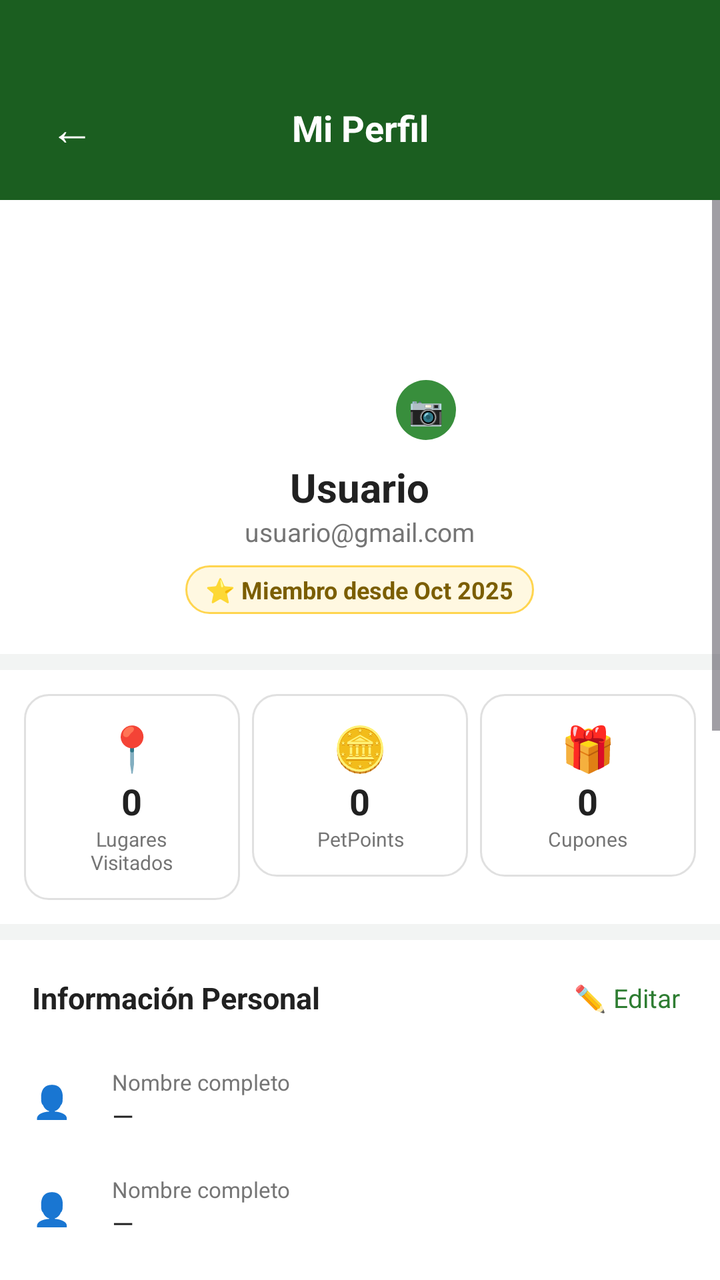
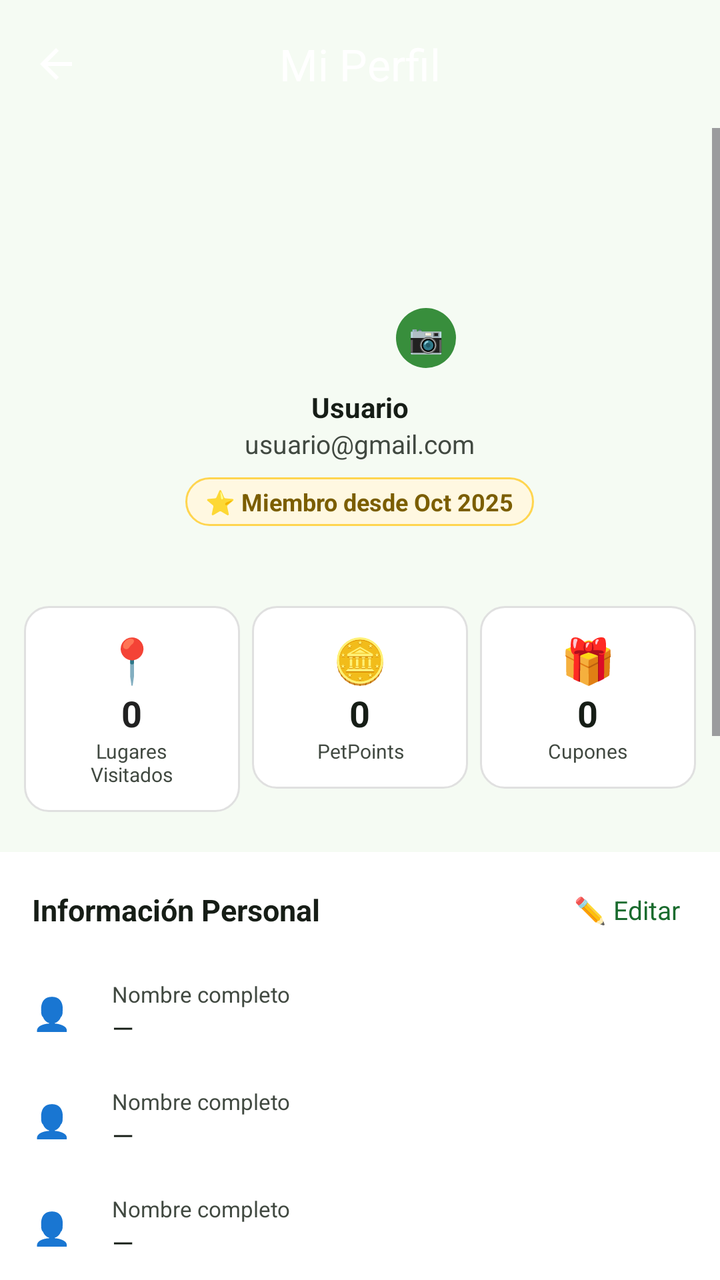

Two renders of the same Android screen: before a commit and after it. Below are the layout's source before the change and the commit's diff.
<!-- AndroidManifest.xml: application theme Theme.Guander -->
<!-- res/layout/activity_profile.xml -->
﻿<?xml version="1.0" encoding="utf-8"?>
<LinearLayout xmlns:android="http://schemas.android.com/apk/res/android"
    xmlns:app="http://schemas.android.com/apk/res-auto"
    android:layout_width="match_parent"
    android:layout_height="match_parent"
    android:orientation="vertical"
    android:background="@color/background_light">

    
    <LinearLayout
        android:layout_width="match_parent"
        android:layout_height="wrap_content"
        android:background="@color/green_header"
        android:orientation="horizontal"
        android:paddingStart="16dp"
        android:paddingEnd="16dp"
        android:paddingTop="44dp"
        android:paddingBottom="16dp"
        android:gravity="center_vertical">

        <TextView
            android:id="@+id/btn_back"
            android:layout_width="40dp"
            android:layout_height="40dp"
            android:gravity="center"
            android:text="←"
            android:textColor="@color/white"
            android:textSize="22sp"
            android:background="?attr/selectableItemBackgroundBorderless" />

        <TextView
            android:layout_width="0dp"
            android:layout_height="wrap_content"
            android:layout_weight="1"
            android:gravity="center"
            android:text="Mi Perfil"
            android:textColor="@color/white"
            android:textSize="18sp"
            android:textStyle="bold"
            android:layout_marginEnd="40dp" />
    </LinearLayout>

    
    <ScrollView
        android:layout_width="match_parent"
        android:layout_height="match_parent">

        <LinearLayout
            android:layout_width="match_parent"
            android:layout_height="wrap_content"
            android:orientation="vertical"
            android:paddingBottom="24dp">

            
            <LinearLayout
                android:layout_width="match_parent"
                android:layout_height="wrap_content"
                android:background="@color/white"
                android:orientation="vertical"
                android:gravity="center"
                android:paddingTop="24dp"
                android:paddingBottom="20dp">

                
                <FrameLayout
                    android:layout_width="96dp"
                    android:layout_height="96dp">

                    <com.google.android.material.imageview.ShapeableImageView
                        android:id="@+id/iv_avatar"
                        android:layout_width="96dp"
                        android:layout_height="96dp"
                        android:scaleType="centerCrop"
                        android:src="@mipmap/ic_launcher"
                        app:shapeAppearanceOverlay="@style/CircleImageStyle" />

                    <TextView
                        android:id="@+id/btn_change_photo"
                        android:layout_width="30dp"
                        android:layout_height="30dp"
                        android:layout_gravity="bottom|end"
                        android:background="@drawable/shape_camera_badge"
                        android:gravity="center"
                        android:text="📷"
                        android:textSize="14sp" />
                </FrameLayout>

                <ProgressBar
                    android:id="@+id/pb_photo_upload"
                    android:layout_width="24dp"
                    android:layout_height="24dp"
                    android:layout_marginTop="4dp"
                    android:visibility="gone" />

                <TextView
                    android:id="@+id/tv_profile_name"
                    android:layout_width="wrap_content"
                    android:layout_height="wrap_content"
                    android:layout_marginTop="10dp"
                    android:text="Usuario"
                    android:textColor="#212121"
                    android:textSize="20sp"
                    android:textStyle="bold" />

                <TextView
                    android:id="@+id/tv_profile_email"
                    android:layout_width="wrap_content"
                    android:layout_height="wrap_content"
                    android:text="usuario@gmail.com"
                    android:textColor="@color/text_secondary"
                    android:textSize="13sp" />

                <LinearLayout
                    android:layout_width="wrap_content"
                    android:layout_height="wrap_content"
                    android:layout_marginTop="8dp"
                    android:background="@drawable/shape_member_badge"
                    android:orientation="horizontal"
                    android:paddingStart="10dp"
                    android:paddingEnd="10dp"
                    android:paddingTop="4dp"
                    android:paddingBottom="4dp"
                    android:gravity="center_vertical">

                    <TextView
                        android:layout_width="wrap_content"
                        android:layout_height="wrap_content"
                        android:text="⭐ "
                        android:textSize="12sp" />

                    <TextView
                        android:id="@+id/tv_member_since"
                        android:layout_width="wrap_content"
                        android:layout_height="wrap_content"
                        android:text="Miembro desde Oct 2025"
                        android:textColor="#7B5E00"
                        android:textSize="12sp"
                        android:textStyle="bold" />
                </LinearLayout>
            </LinearLayout>

            
            <LinearLayout
                android:layout_width="match_parent"
                android:layout_height="wrap_content"
                android:orientation="horizontal"
                android:padding="12dp"
                android:background="@color/white"
                android:layout_marginTop="8dp">

                <LinearLayout
                    android:layout_width="0dp"
                    android:layout_height="wrap_content"
                    android:layout_weight="1"
                    android:orientation="vertical"
                    android:gravity="center"
                    android:background="@drawable/shape_card_outline"
                    android:padding="12dp"
                    android:layout_marginEnd="6dp">
                    <TextView
                        android:layout_width="wrap_content"
                        android:layout_height="wrap_content"
                        android:text="📍"
                        android:textSize="22sp" />
                    <TextView
                        android:id="@+id/tv_places"
                        android:layout_width="wrap_content"
                        android:layout_height="wrap_content"
                        android:text="0"
                        android:textColor="#212121"
                        android:textSize="18sp"
                        android:textStyle="bold" />
                    <TextView
                        android:layout_width="wrap_content"
                        android:layout_height="wrap_content"
                        android:text="Lugares\nVisitados"
                        android:textSize="10sp"
                        android:textColor="@color/text_secondary"
                        android:gravity="center"
                        android:textAlignment="center" />
                </LinearLayout>

                <LinearLayout
                    android:layout_width="0dp"
                    android:layout_height="wrap_content"
                    android:layout_weight="1"
                    android:orientation="vertical"
                    android:gravity="center"
                    android:background="@drawable/shape_card_outline"
                    android:padding="12dp"
                    android:layout_marginEnd="6dp">
                    <TextView
                        android:layout_width="wrap_content"
                        android:layout_height="wrap_content"
                        android:text="🪙"
                        android:textSize="22sp" />
                    <TextView
                        android:id="@+id/tv_stat_points"
                        android:layout_width="wrap_content"
                        android:layout_height="wrap_content"
                        android:text="0"
                        android:textColor="#212121"
                        android:textSize="18sp"
                        android:textStyle="bold" />
                    <TextView
                        android:layout_width="wrap_content"
                        android:layout_height="wrap_content"
                        android:text="PetPoints"
                        android:textSize="10sp"
                        android:textColor="@color/text_secondary"
                        android:gravity="center" />
                </LinearLayout>

                <LinearLayout
                    android:layout_width="0dp"
                    android:layout_height="wrap_content"
                    android:layout_weight="1"
                    android:orientation="vertical"
                    android:gravity="center"
                    android:background="@drawable/shape_card_outline"
                    android:padding="12dp">
                    <TextView
                        android:layout_width="wrap_content"
                        android:layout_height="wrap_content"
                        android:text="🎁"
                        android:textSize="22sp" />
                    <TextView
                        android:id="@+id/tv_coupons"
                        android:layout_width="wrap_content"
                        android:layout_height="wrap_content"
                        android:text="0"
                        android:textColor="#212121"
                        android:textSize="18sp"
                        android:textStyle="bold" />
                    <TextView
                        android:layout_width="wrap_content"
                        android:layout_height="wrap_content"
                        android:text="Cupones"
                        android:textSize="10sp"
                        android:textColor="@color/text_secondary"
                        android:gravity="center" />
                </LinearLayout>
            </LinearLayout>

            
            <LinearLayout
                android:layout_width="match_parent"
                android:layout_height="wrap_content"
                android:orientation="vertical"
                android:background="@color/white"
                android:layout_marginTop="8dp"
                android:paddingStart="16dp"
                android:paddingEnd="16dp"
                android:paddingTop="16dp"
                android:paddingBottom="8dp">

                <LinearLayout
                    android:layout_width="match_parent"
                    android:layout_height="wrap_content"
                    android:orientation="horizontal"
                    android:gravity="center_vertical"
                    android:layout_marginBottom="12dp">
                    <TextView
                        android:layout_width="0dp"
                        android:layout_height="wrap_content"
                        android:layout_weight="1"
                        android:text="Información Personal"
                        android:textSize="15sp"
                        android:textStyle="bold"
                        android:textColor="#212121" />
                    <TextView
                        android:id="@+id/btn_edit"
                        android:layout_width="wrap_content"
                        android:layout_height="wrap_content"
                        android:text="✏️ Editar"
                        android:textSize="13sp"
                        android:textColor="@color/green_primary"
                        android:background="?attr/selectableItemBackgroundBorderless"
                        android:padding="4dp" />
                </LinearLayout>

                <include layout="@layout/item_info_row" android:id="@+id/row_name" />
                <include layout="@layout/item_info_row" android:id="@+id/row_email" />
                <include layout="@layout/item_info_row" android:id="@+id/row_tel" />
                <include layout="@layout/item_info_row" android:id="@+id/row_address" />
            </LinearLayout>

            
            <LinearLayout
                android:layout_width="match_parent"
                android:layout_height="wrap_content"
                android:orientation="vertical"
                android:background="@color/white"
                android:layout_marginTop="8dp"
                android:paddingStart="16dp"
                android:paddingEnd="16dp"
                android:paddingTop="16dp"
                android:paddingBottom="8dp">

                <TextView
                    android:layout_width="wrap_content"
                    android:layout_height="wrap_content"
                    android:text="Configuracion"
                    android:textSize="15sp"
                    android:textStyle="bold"
                    android:textColor="#212121"
                    android:layout_marginBottom="8dp" />

                <LinearLayout android:id="@+id/item_notifications" android:layout_width="match_parent" android:layout_height="48dp" android:orientation="horizontal" android:gravity="center_vertical" android:background="?attr/selectableItemBackground">
                    <TextView android:layout_width="30dp" android:layout_height="wrap_content" android:text="🔔" android:textSize="18sp" />
                    <TextView android:layout_width="0dp" android:layout_height="wrap_content" android:layout_weight="1" android:text="Notificaciones" android:textSize="14sp" android:textColor="#212121" android:layout_marginStart="8dp" />
                    <TextView android:layout_width="wrap_content" android:layout_height="wrap_content" android:text="›" android:textSize="20sp" android:textColor="@color/text_secondary" />
                </LinearLayout>

                <LinearLayout android:id="@+id/item_privacy" android:layout_width="match_parent" android:layout_height="48dp" android:orientation="horizontal" android:gravity="center_vertical" android:background="?attr/selectableItemBackground">
                    <TextView android:layout_width="30dp" android:layout_height="wrap_content" android:text="🔒" android:textSize="18sp" />
                    <TextView android:layout_width="0dp" android:layout_height="wrap_content" android:layout_weight="1" android:text="Privacidad y seguridad" android:textSize="14sp" android:textColor="#212121" android:layout_marginStart="8dp" />
                    <TextView android:layout_width="wrap_content" android:layout_height="wrap_content" android:text="›" android:textSize="20sp" android:textColor="@color/text_secondary" />
                </LinearLayout>


            </LinearLayout>

            
            <LinearLayout
                android:layout_width="match_parent"
                android:layout_height="wrap_content"
                android:orientation="vertical"
                android:background="@color/white"
                android:layout_marginTop="8dp"
                android:paddingStart="16dp"
                android:paddingEnd="16dp"
                android:paddingTop="16dp"
                android:paddingBottom="8dp">

                <TextView
                    android:layout_width="wrap_content"
                    android:layout_height="wrap_content"
                    android:text="Soporte"
                    android:textSize="15sp"
                    android:textStyle="bold"
                    android:textColor="#212121"
                    android:layout_marginBottom="8dp" />

                <LinearLayout android:id="@+id/item_help" android:layout_width="match_parent" android:layout_height="48dp" android:orientation="horizontal" android:gravity="center_vertical" android:background="?attr/selectableItemBackground">
                    <TextView android:layout_width="30dp" android:layout_height="wrap_content" android:text="❓" android:textSize="18sp" />
                    <TextView android:layout_width="0dp" android:layout_height="wrap_content" android:layout_weight="1" android:text="Centro de ayuda" android:textSize="14sp" android:textColor="#212121" android:layout_marginStart="8dp" />
                    <TextView android:layout_width="wrap_content" android:layout_height="wrap_content" android:text="›" android:textSize="20sp" android:textColor="@color/text_secondary" />
                </LinearLayout>

                <LinearLayout android:id="@+id/item_terms" android:layout_width="match_parent" android:layout_height="48dp" android:orientation="horizontal" android:gravity="center_vertical" android:background="?attr/selectableItemBackground">
                    <TextView android:layout_width="30dp" android:layout_height="wrap_content" android:text="📄" android:textSize="18sp" />
                    <TextView android:layout_width="0dp" android:layout_height="wrap_content" android:layout_weight="1" android:text="Terminos y condiciones" android:textSize="14sp" android:textColor="#212121" android:layout_marginStart="8dp" />
                    <TextView android:layout_width="wrap_content" android:layout_height="wrap_content" android:text="›" android:textSize="20sp" android:textColor="@color/text_secondary" />
                </LinearLayout>

                <LinearLayout android:id="@+id/item_policy" android:layout_width="match_parent" android:layout_height="48dp" android:orientation="horizontal" android:gravity="center_vertical" android:background="?attr/selectableItemBackground">
                    <TextView android:layout_width="30dp" android:layout_height="wrap_content" android:text="🛡️" android:textSize="18sp" />
                    <TextView android:layout_width="0dp" android:layout_height="wrap_content" android:layout_weight="1" android:text="Politicas de privacidad" android:textSize="14sp" android:textColor="#212121" android:layout_marginStart="8dp" />
                    <TextView android:layout_width="wrap_content" android:layout_height="wrap_content" android:text="›" android:textSize="20sp" android:textColor="@color/text_secondary" />
                </LinearLayout>
            </LinearLayout>

            
            <LinearLayout
                android:id="@+id/btn_logout"
                android:layout_width="match_parent"
                android:layout_height="52dp"
                android:layout_marginStart="16dp"
                android:layout_marginEnd="16dp"
                android:layout_marginTop="16dp"
                android:background="@drawable/shape_logout_btn"
                android:gravity="center"
                android:orientation="horizontal">
                <TextView
                    android:layout_width="wrap_content"
                    android:layout_height="wrap_content"
                    android:text="↩ "
                    android:textSize="18sp"
                    android:textColor="#C62828" />
                <TextView
                    android:layout_width="wrap_content"
                    android:layout_height="wrap_content"
                    android:text="Cerrar Sesion"
                    android:textSize="15sp"
                    android:textStyle="bold"
                    android:textColor="#C62828" />
            </LinearLayout>

        </LinearLayout>
    </ScrollView>
</LinearLayout>
<!-- res/layout/item_info_row.xml (included above) -->
﻿<?xml version="1.0" encoding="utf-8"?>
<LinearLayout xmlns:android="http://schemas.android.com/apk/res/android"
    android:layout_width="match_parent"
    android:layout_height="wrap_content"
    android:orientation="horizontal"
    android:gravity="center_vertical"
    android:paddingTop="10dp"
    android:paddingBottom="10dp">

    <TextView
        android:id="@+id/tv_row_icon"
        android:layout_width="28dp"
        android:layout_height="wrap_content"
        android:text="👤"
        android:textSize="16sp" />

    <LinearLayout
        android:layout_width="0dp"
        android:layout_height="wrap_content"
        android:layout_weight="1"
        android:orientation="vertical"
        android:layout_marginStart="12dp">

        <TextView
            android:id="@+id/tv_row_label"
            android:layout_width="wrap_content"
            android:layout_height="wrap_content"
            android:text="Nombre completo"
            android:textSize="11sp"
            android:textColor="@color/text_secondary" />

        <TextView
            android:id="@+id/tv_row_value"
            android:layout_width="wrap_content"
            android:layout_height="wrap_content"
            android:text="—"
            android:textSize="14sp"
            android:textColor="#212121" />
    </LinearLayout>
</LinearLayout>
<!-- resources referenced by this layout -->
<resources>
  <color name="background_light">#F2F4F3</color>
  <color name="green_header">#1B5E20</color>
  <color name="green_primary">#2E7D32</color>
  <color name="text_secondary">#757575</color>
  <color name="white">#FFFFFFFF</color>
  <style name="Theme.Guander" parent="Base.Theme.Guander" />
  <color name="ic_launcher_background">#FFFFFF</color>
  <style name="Base.Theme.Guander" parent="Theme.Material3.DayNight.NoActionBar">
          
          
      </style>
  <!-- unchanged entries left out for length: 7 -->
</resources>

<!-- the commit's change to res/layout/activity_profile.xml (unified diff, before → after) -->
@@ -4,41 +4,24 @@
     android:layout_width="match_parent"
     android:layout_height="match_parent"
     android:orientation="vertical"
-    android:background="@color/background_light">
+    android:background="?android:attr/colorBackground">
 
     
-    <LinearLayout
+    <com.google.android.material.appbar.AppBarLayout
         android:layout_width="match_parent"
         android:layout_height="wrap_content"
-        android:background="@color/green_header"
-        android:orientation="horizontal"
-        android:paddingStart="16dp"
-        android:paddingEnd="16dp"
-        android:paddingTop="44dp"
-        android:paddingBottom="16dp"
-        android:gravity="center_vertical">
-
-        <TextView
+        android:fitsSystemWindows="true">
+
+        <com.google.android.material.appbar.MaterialToolbar
             android:id="@+id/btn_back"
-            android:layout_width="40dp"
-            android:layout_height="40dp"
-            android:gravity="center"
-            android:text="←"
-            android:textColor="@color/white"
-            android:textSize="22sp"
-            android:background="?attr/selectableItemBackgroundBorderless" />
-
-        <TextView
-            android:layout_width="0dp"
-            android:layout_height="wrap_content"
-            android:layout_weight="1"
-            android:gravity="center"
-            android:text="Mi Perfil"
-            android:textColor="@color/white"
-            android:textSize="18sp"
-            android:textStyle="bold"
-            android:layout_marginEnd="40dp" />
-    </LinearLayout>
+            android:layout_width="match_parent"
+            android:layout_height="?attr/actionBarSize"
+            app:navigationIcon="@drawable/ic_arrow_back"
+            app:navigationIconTint="?attr/colorOnPrimary"
+            app:title="Mi Perfil"
+            app:titleTextColor="?attr/colorOnPrimary"
+            app:titleCentered="true" />
+    </com.google.android.material.appbar.AppBarLayout>
 
     
     <ScrollView
@@ -55,7 +38,7 @@
             <LinearLayout
                 android:layout_width="match_parent"
                 android:layout_height="wrap_content"
-                android:background="@color/white"
+                android:background="?attr/colorSurface"
                 android:orientation="vertical"
                 android:gravity="center"
                 android:paddingTop="24dp"
@@ -98,8 +81,7 @@
                     android:layout_height="wrap_content"
                     android:layout_marginTop="10dp"
                     android:text="Usuario"
-                    android:textColor="#212121"
-                    android:textSize="20sp"
+                android:textColor="?attr/colorOnSurface"
                     android:textStyle="bold" />
 
                 <TextView
@@ -145,7 +127,7 @@
                 android:layout_height="wrap_content"
                 android:orientation="horizontal"
                 android:padding="12dp"
-                android:background="@color/white"
+                android:background="?attr/colorSurface"
                 android:layout_marginTop="8dp">
 
                 <LinearLayout
@@ -199,7 +181,7 @@
                         android:layout_width="wrap_content"
                         android:layout_height="wrap_content"
                         android:text="0"
-                        android:textColor="#212121"
+                        android:textColor="?attr/colorOnSurface"
                         android:textSize="18sp"
                         android:textStyle="bold" />
                     <TextView
@@ -229,7 +211,7 @@
                         android:layout_width="wrap_content"
                         android:layout_height="wrap_content"
                         android:text="0"
-                        android:textColor="#212121"
+                        android:textColor="?attr/colorOnSurface"
                         android:textSize="18sp"
                         android:textStyle="bold" />
                     <TextView
@@ -267,7 +249,7 @@
                         android:text="Información Personal"
                         android:textSize="15sp"
                         android:textStyle="bold"
-                        android:textColor="#212121" />
+                        android:textColor="?attr/colorOnSurface" />
                     <TextView
                         android:id="@+id/btn_edit"
                         android:layout_width="wrap_content"
@@ -303,7 +285,7 @@
                     android:text="Configuracion"
                     android:textSize="15sp"
                     android:textStyle="bold"
-                    android:textColor="#212121"
+                    android:textColor="?attr/colorOnSurface"
                     android:layout_marginBottom="8dp" />
 
                 <LinearLayout android:id="@+id/item_notifications" android:layout_width="match_parent" android:layout_height="48dp" android:orientation="horizontal" android:gravity="center_vertical" android:background="?attr/selectableItemBackground">
@@ -339,7 +321,7 @@
                     android:text="Soporte"
                     android:textSize="15sp"
                     android:textStyle="bold"
-                    android:textColor="#212121"
+                    android:textColor="?attr/colorOnSurface"
                     android:layout_marginBottom="8dp" />
 
                 <LinearLayout android:id="@+id/item_help" android:layout_width="match_parent" android:layout_height="48dp" android:orientation="horizontal" android:gravity="center_vertical" android:background="?attr/selectableItemBackground">
@@ -428,6 +410,6 @@
             android:layout_height="wrap_content"
             android:text="—"
             android:textSize="14sp"
-            android:textColor="#212121" />
+            android:textColor="?attr/colorOnSurface" />
     </LinearLayout>
 </LinearLayout>
<!-- resource entries referenced after the edit -->
@@ -1,16 +1,70 @@
 <!-- resources referenced by this layout -->
 <resources>
-  <color name="background_light">#F2F4F3</color>
-  <color name="green_header">#1B5E20</color>
-  <color name="green_primary">#2E7D32</color>
-  <color name="text_secondary">#757575</color>
+  <color name="green_primary">@color/md_theme_primary</color>
+  <color name="text_secondary">@color/md_theme_on_surface_variant</color>
   <color name="white">#FFFFFFFF</color>
+  <!-- drawable ic_arrow_back (drawable) -->
+  ﻿<vector xmlns:android="http://schemas.android.com/apk/res/android"
+      android:width="24dp"
+      android:height="24dp"
+      android:viewportWidth="24"
+      android:viewportHeight="24">
+      <path
+          android:fillColor="@android:color/black"
+          android:pathData="M20,11H7.83l5.59,-5.59L12,4l-8,8 8,8 1.41,-1.41L7.83,13H20v-2z" />
+  </vector>
   <style name="Theme.Guander" parent="Base.Theme.Guander" />
+  <color name="md_theme_primary">#1A6B2E</color>
+  <color name="md_theme_on_surface_variant">#414941</color>
   <color name="ic_launcher_background">#FFFFFF</color>
-  <style name="Base.Theme.Guander" parent="Theme.Material3.DayNight.NoActionBar">
-          
-          
+  <style name="Base.Theme.Guander" parent="Theme.Material3.Light.NoActionBar">
+          <item name="colorPrimary">@color/md_theme_primary</item>
+          <item name="colorOnPrimary">@color/md_theme_on_primary</item>
+          <item name="colorPrimaryContainer">@color/md_theme_primary_container</item>
+          <item name="colorOnPrimaryContainer">@color/md_theme_on_primary_container</item>
+          <item name="colorSecondary">@color/md_theme_secondary</item>
+          <item name="colorOnSecondary">@color/md_theme_on_secondary</item>
+          <item name="colorSecondaryContainer">@color/md_theme_secondary_container</item>
+          <item name="colorOnSecondaryContainer">@color/md_theme_on_secondary_container</item>
+          <item name="colorTertiary">@color/md_theme_tertiary</item>
+          <item name="colorOnTertiary">@color/md_theme_on_tertiary</item>
+          <item name="colorTertiaryContainer">@color/md_theme_tertiary_container</item>
+          <item name="colorOnTertiaryContainer">@color/md_theme_on_tertiary_container</item>
+          <item name="colorError">@color/md_theme_error</item>
+          <item name="colorOnError">@color/md_theme_on_error</item>
+          <item name="colorErrorContainer">@color/md_theme_error_container</item>
+          <item name="colorOnErrorContainer">@color/md_theme_on_error_container</item>
+          <item name="android:colorBackground">@color/md_theme_background</item>
+          <item name="colorOnBackground">@color/md_theme_on_background</item>
+          <item name="colorSurface">@color/md_theme_surface</item>
+          <item name="colorOnSurface">@color/md_theme_on_surface</item>
+          <item name="colorSurfaceVariant">@color/md_theme_surface_variant</item>
+          <item name="colorOnSurfaceVariant">@color/md_theme_on_surface_variant</item>
+          <item name="colorOutline">@color/md_theme_outline</item>
+          <item name="colorOutlineVariant">@color/md_theme_outline_variant</item>
       </style>
+  <color name="md_theme_on_primary">#FFFFFF</color>
+  <color name="md_theme_primary_container">#A8F5B4</color>
+  <color name="md_theme_on_primary_container">#002109</color>
+  <color name="md_theme_secondary">#516350</color>
+  <color name="md_theme_on_secondary">#FFFFFF</color>
+  <color name="md_theme_secondary_container">#D3E8D0</color>
+  <color name="md_theme_on_secondary_container">#0E1F0F</color>
+  <color name="md_theme_tertiary">#39656C</color>
+  <color name="md_theme_on_tertiary">#FFFFFF</color>
+  <color name="md_theme_tertiary_container">#BCEBF2</color>
+  <color name="md_theme_on_tertiary_container">#001F24</color>
+  <color name="md_theme_error">#BA1A1A</color>
+  <color name="md_theme_on_error">#FFFFFF</color>
+  <color name="md_theme_error_container">#FFDAD6</color>
+  <color name="md_theme_on_error_container">#410002</color>
+  <color name="md_theme_background">#F5FBF3</color>
+  <color name="md_theme_on_background">#161D16</color>
+  <color name="md_theme_surface">#F5FBF3</color>
+  <color name="md_theme_on_surface">#161D16</color>
+  <color name="md_theme_surface_variant">#DDE5DA</color>
+  <color name="md_theme_outline">#717971</color>
+  <color name="md_theme_outline_variant">#C1C9BF</color>
   <!-- unchanged entries left out for length: 7 -->
 </resources>
 
